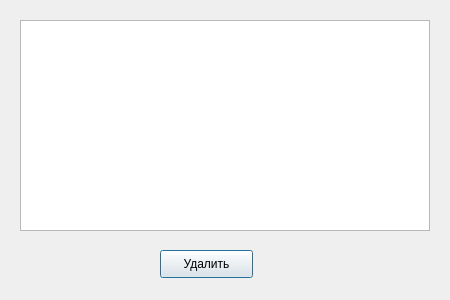
vernolll/The-bank-s-application, file ui/del_action.ui: the form before one commit.
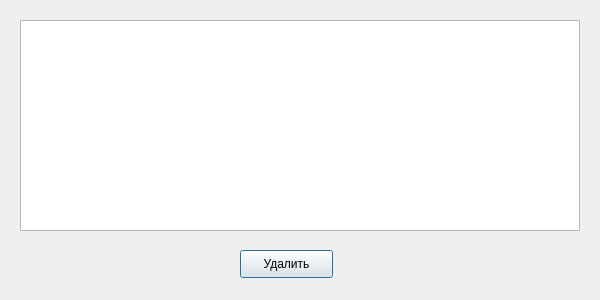
The form after the commit.

```diff
--- a/ui/del_action.ui
+++ b/ui/del_action.ui
@@ -6,7 +6,7 @@
    <rect>
     <x>0</x>
     <y>0</y>
-    <width>450</width>
+    <width>600</width>
     <height>300</height>
    </rect>
   </property>
@@ -18,7 +18,7 @@
     <rect>
      <x>20</x>
      <y>20</y>
-     <width>410</width>
+     <width>560</width>
      <height>211</height>
     </rect>
    </property>
@@ -26,7 +26,7 @@
   <widget class="QPushButton" name="pushButton_delete">
    <property name="geometry">
     <rect>
-     <x>160</x>
+     <x>240</x>
      <y>250</y>
      <width>93</width>
      <height>28</height>
```
